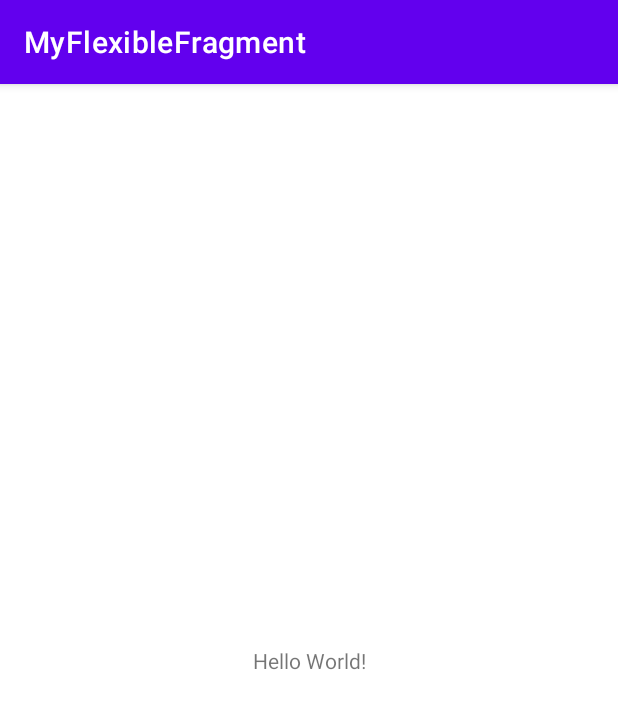
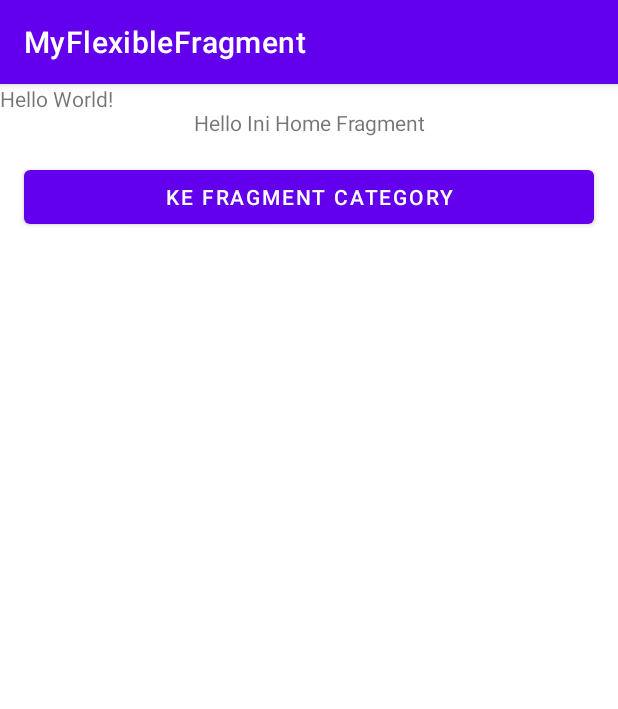
Before and after one commit to bismastr/flexible-fragment-try, an Android app: the screen it shows after launch (MainActivity), on a phone screen of 412 x 824 dp. Shown: the top 709 px of the screen. Run offline under Robolectric (Android 15) with nearby library versions, the phone set to English and light mode, and no system bars.

Commit message:
adding home fragment_home.xml

```diff
--- a/app/build.gradle
+++ b/app/build.gradle
@@ -39,6 +39,7 @@ dependencies {
     implementation 'androidx.appcompat:appcompat:1.2.0'
     implementation 'com.google.android.material:material:1.3.0'
     implementation 'androidx.constraintlayout:constraintlayout:2.0.4'
+    implementation 'androidx.legacy:legacy-support-v4:1.0.0'
     testImplementation 'junit:junit:4.+'
     androidTestImplementation 'androidx.test.ext:junit:1.1.2'
     androidTestImplementation 'androidx.test.espresso:espresso-core:3.3.0'
--- /dev/null
+++ b/app/src/main/java/com/example/myflexiblefragment/HomeFragment.kt
@@ -0,0 +1,30 @@
+package com.example.myflexiblefragment
+
+import android.os.Bundle
+import androidx.fragment.app.Fragment
+import android.view.LayoutInflater
+import android.view.View
+import android.view.ViewGroup
+import android.widget.Button
+
+class HomeFragment : Fragment(), View.OnClickListener {
+
+    override fun onCreateView(
+        inflater: LayoutInflater, container: ViewGroup?,
+        savedInstanceState: Bundle?
+    ): View? {
+        // Inflate the layout for this fragment
+        return inflater.inflate(R.layout.fragment_home, container, false)
+    }
+    override fun onViewCreated(view: View, savedInstanceState: Bundle?) {
+        super.onViewCreated(view, savedInstanceState)
+        val btnCategory: Button = view.findViewById(R.id.btn_category)
+        btnCategory.setOnClickListener(this)
+    }
+
+    override fun onClick(v: View?) {
+
+    }
+
+
+}
--- a/app/src/main/java/com/example/myflexiblefragment/MainActivity.kt
+++ b/app/src/main/java/com/example/myflexiblefragment/MainActivity.kt
@@ -2,10 +2,22 @@ package com.example.myflexiblefragment
 
 import androidx.appcompat.app.AppCompatActivity
 import android.os.Bundle
+import android.util.Log
 
 class MainActivity : AppCompatActivity() {
     override fun onCreate(savedInstanceState: Bundle?) {
         super.onCreate(savedInstanceState)
         setContentView(R.layout.activity_main)
+
+        val mFragmentManager = supportFragmentManager
+        val mHomeFragment = HomeFragment()
+        val fragment = mFragmentManager.findFragmentByTag(HomeFragment::class.java.simpleName)
+         if (fragment !is HomeFragment) {
+             Log.d("MyFlexibleFragment", "Fragment Name: " + HomeFragment::class.java.simpleName)
+         }
+        mFragmentManager
+            .beginTransaction()
+            .add(R.id.frame_container, mHomeFragment, HomeFragment::class.java.simpleName)
+            .commit()
     }
 }
--- a/app/src/main/res/layout/activity_main.xml
+++ b/app/src/main/res/layout/activity_main.xml
@@ -1,9 +1,10 @@
 <?xml version="1.0" encoding="utf-8"?>
-<androidx.constraintlayout.widget.ConstraintLayout xmlns:android="http://schemas.android.com/apk/res/android"
+<FrameLayout xmlns:android="http://schemas.android.com/apk/res/android"
     xmlns:app="http://schemas.android.com/apk/res-auto"
     xmlns:tools="http://schemas.android.com/tools"
     android:layout_width="match_parent"
     android:layout_height="match_parent"
+    android:id="@+id/frame_container"
     tools:context=".MainActivity">
 
     <TextView
@@ -15,4 +16,4 @@
         app:layout_constraintRight_toRightOf="parent"
         app:layout_constraintTop_toTopOf="parent" />
 
-</androidx.constraintlayout.widget.ConstraintLayout>
+</FrameLayout>
--- /dev/null
+++ b/app/src/main/res/layout/fragment_home.xml
@@ -0,0 +1,24 @@
+<?xml version="1.0" encoding="utf-8"?>
+<LinearLayout xmlns:android="http://schemas.android.com/apk/res/android"
+    xmlns:tools="http://schemas.android.com/tools"
+    android:layout_width="match_parent"
+    android:layout_height="match_parent"
+    android:orientation="vertical"
+    tools:context=".HomeFragment">
+
+    <!-- TODO: Update blank fragment layout -->
+    <TextView
+        android:layout_width="match_parent"
+        android:layout_height="wrap_content"
+        android:layout_margin="16dp"
+        android:gravity="center_horizontal"
+        android:text="@string/hello_home_fragment" />
+    <Button
+        android:id="@+id/btn_category"
+        android:layout_width="match_parent"
+        android:layout_height="wrap_content"
+        android:layout_marginLeft="16dp"
+        android:layout_marginRight="16dp"
+        android:text="@string/to_category" />
+
+</LinearLayout>
--- a/app/src/main/res/values/strings.xml
+++ b/app/src/main/res/values/strings.xml
@@ -1,3 +1,22 @@
 <resources>
+
     <string name="app_name">MyFlexibleFragment</string>
+    <!-- TODO: Remove or change this placeholder text -->
+    <string name="hello_blank_fragment">Hello blank fragment</string>
+    <string name="this_profile">Ini activity Profile</string>
+    <string name="this_category">Ini fragment Category</string>
+    <string name="category_lifestyle">Ke fragment Lifestyle</string>
+    <string name="category_name">Category Name</string>
+    <string name="category_description">Category Description</string>
+    <string name="to_profile">Ke Halaman Profile Activity</string>
+    <string name="show_dialog">Tampilkan sebuah dialog</string>
+    <string name="hello_home_fragment">Hello Ini Home Fragment</string>
+    <string name="to_category">Ke fragment Category</string>
+    <string name="question_coach">Siapa pelatih tersukses Machester United?</string>
+    <string name="sir_alex_ferguson">Sir Alex Ferguson</string>
+    <string name="jose_mourinho">Jose Mourinho</string>
+    <string name="louis_van_gaal">Louis Van Gaal</string>
+    <string name="david_moyes">David Moyes</string>
+    <string name="choose">Pilih</string>
+    <string name="close">Tutup</string>
 </resources>
```
